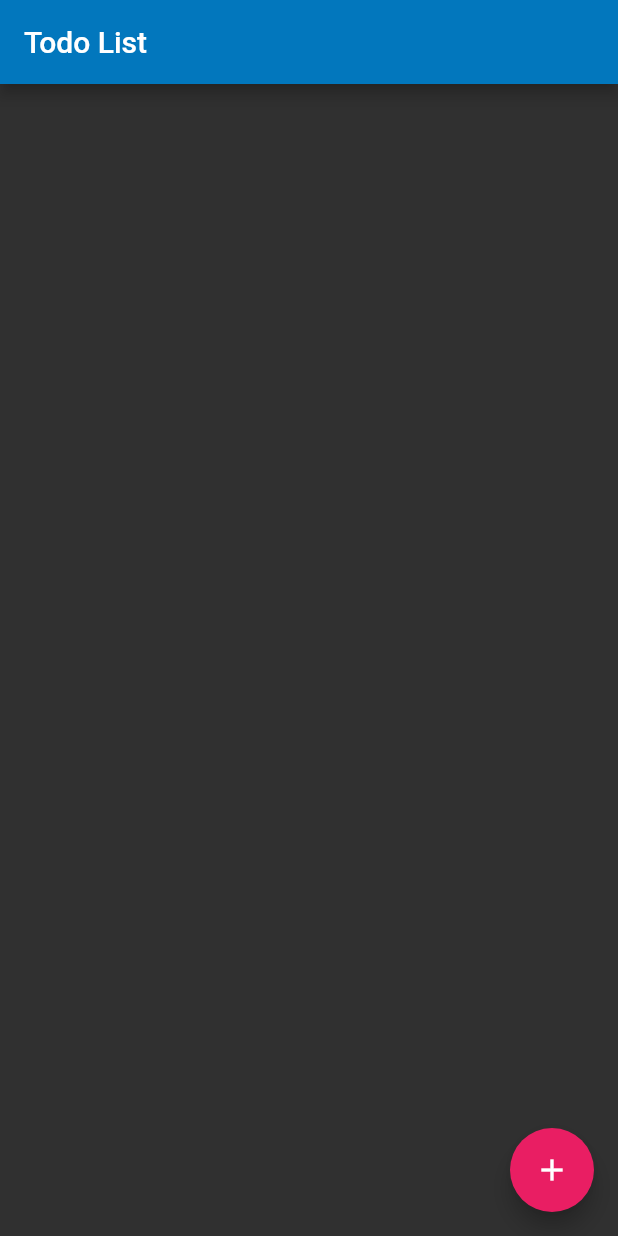
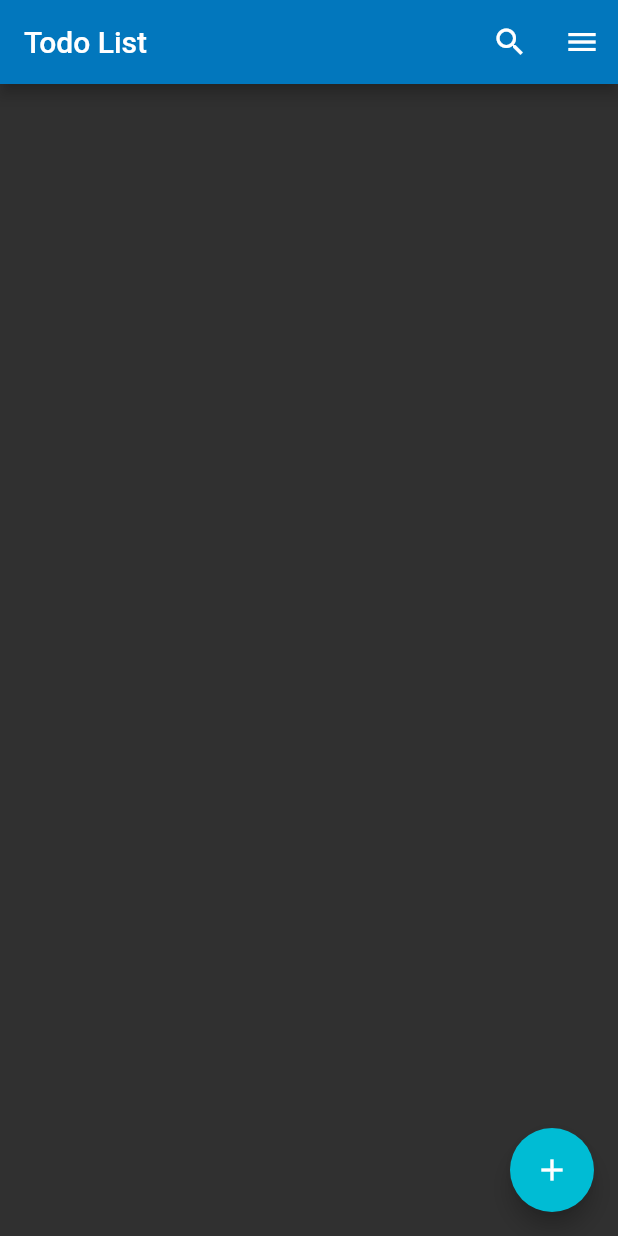
Before and after one commit to Ornova/TodoList, a Flutter app: the screen it shows after launch, on a phone screen of 412 x 824 dp. Run offline on Flutter 3.47's test engine with Material 2 defaults, Android fonts, the phone set to English and light mode, and no system bars; our stand-ins replace vibration; missing offline and left inert: vibrate; Roboto replaces fonts that are missing (Montserrat).

Commit message:
V.0.2.Rote Balken + Menu Buttons Working
Todo
Margin

```diff
--- a/lib/main.dart
+++ b/lib/main.dart
@@ -25,12 +25,13 @@ class TodoApp extends StatelessWidget {
           // text styling for headlines, titles, bodies of text, and more.
           textTheme: TextTheme(
             headline: TextStyle(fontSize: 36.0, fontWeight: FontWeight.bold),
-            title: TextStyle(fontSize: 30.0, backgroundColor: Color.fromRGBO(100, 149, 237,1)),
-            body1: TextStyle(fontSize: 30.0, fontFamily: 'Hind'),
+            title: TextStyle(
+                fontSize: 30.0,
+                backgroundColor: Color.fromRGBO(115, 150, 200, 0.2)),
+            body1: TextStyle(fontSize: 30.0, fontFamily: 'Roboto'),
           ),
         ),
         title: 'Todo List',
-        home: new TodoList()
-    );
+        home: new TodoList());
   }
 }
--- a/lib/service/TodoListState.dart
+++ b/lib/service/TodoListState.dart
@@ -28,58 +28,83 @@ class TodoListState extends State<TodoList> {
                     child: new Text('CANCEL'),
                     // The alert is actually part of the navigation stack, so to close it, we
                     // need to pop it.
-                    onPressed: () => Navigator.of(context).pop()
-                ),
+                    onPressed: () => Navigator.of(context).pop()),
                 new FlatButton(
                     child: new Text('MARK AS DONE'),
                     onPressed: () {
                       _removeTodoItem(index);
                       Navigator.of(context).pop();
-                    }
-                )
-              ]
-          );
-        }
-    );
+                    })
+              ]);
+        });
   }
 
   // Build the whole list of todo items
   Widget _buildTodoList() {
     return new ListView.builder(
       itemCount: _todoItems.length,
-
-        itemBuilder: (context, index) => Container (
-
+      itemBuilder: (context, index) => Container(
             color: Colors.red,
             child: new ListTile(
                 title: new Text("${_todoItems[index]}"),
-    onTap: () => _promptRemoveTodoItem(index)
-    ),
+                onTap: () => _promptRemoveTodoItem(index)),
           ),
     );
   }
 
   // Build a single todo item
   Widget _buildTodoItem(String todoText, int index) {
-
+    int _act = 1;
+    return new ListTile(
+        title: Text(todoText), onTap: () => _promptRemoveTodoItem(index));
   }
 
   @override
   Widget build(BuildContext context) {
     return new Scaffold(
       appBar: new AppBar(
-          title: new Text('Todo List')
+        title: new Text('Todo List'),
+        actions: <Widget>[
+          new IconButton(
+            icon: new Icon(Icons.search),
+            onPressed: () {
+              showDialog(
+                  context: context,
+                  builder: (context) {
+                    Future.delayed(Duration(seconds: 3), () {
+                      Navigator.of(context).pop(true);
+                    });
+                    return AlertDialog(
+                      title: Text('Not yet implemented; we are sorry'),
+                    );
+                  });
+            },
+          ),
+          new IconButton(
+            icon: new Icon(Icons.menu),
+            onPressed: () {
+              showDialog(
+                  context: context,
+                  builder: (context) {
+                    Future.delayed(Duration(seconds: 3), () {
+                      Navigator.of(context).pop(true);
+                    });
+                    return AlertDialog(
+                      title: Text('Not yet implemented; we are sorry'),
+                    );
+                  });
+            },
+          ),
+        ],
+        iconTheme: IconThemeData(
+          color: Colors.white,
+        ),
       ),
       body: _buildTodoList(),
-//      floatingActionButton: new FloatingActionButton(
-//          onPressed: _pushAddTodoScreen,
-//          tooltip: 'Add tasktfrttcxt',
-//          child: new Icon(Icons.add)
-//
       floatingActionButton: Theme(
         data: Theme.of(context).copyWith(
           colorScheme:
-        Theme.of(context).colorScheme.copyWith(secondary: Colors.pink),
+              Theme.of(context).colorScheme.copyWith(secondary: Colors.cyan),
         ),
         child: FloatingActionButton(
           onPressed: _pushAddTodoScreen,
@@ -94,12 +119,9 @@ class TodoListState extends State<TodoList> {
     Navigator.of(context).push(
         // MaterialPageRoute will automatically animate the screen entry, as well as adding
         // a back button to close it
-        new MaterialPageRoute(
-            builder: (context) {
+        new MaterialPageRoute(builder: (context) {
       return new Scaffold(
-                  appBar: new AppBar(
-                      title: new Text('Add a new task')
-                  ),
+          appBar: new AppBar(title: new Text('Add a new task')),
           body: new TextField(
             autofocus: true,
             onSubmitted: (val) {
@@ -108,12 +130,8 @@ class TodoListState extends State<TodoList> {
             },
             decoration: new InputDecoration(
                 hintText: 'Enter something to do...',
-                        contentPadding: const EdgeInsets.all(16.0)
-                    ),
-                  )
-              );
-            }
-        )
-    );
+                contentPadding: const EdgeInsets.all(16.0)),
+          ));
+    }));
   }
 }
--- a/lib/service/Vibrate.dart
+++ b/lib/service/Vibrate.dart
@@ -1,4 +1,5 @@
 import 'package:flutter/services.dart';
+import 'package:vibrate/vibrate.dart';
 
 class Vibrate {
   static Future<void> vibrate() async {
```
Also changed, not shown: lib/model/TodoModel.dart (+2 -5 lines), pubspec.yaml (+5 -2 lines), pubspec.lock, 1 other file. Lines whose indentation alone changed are shown as unchanged.
